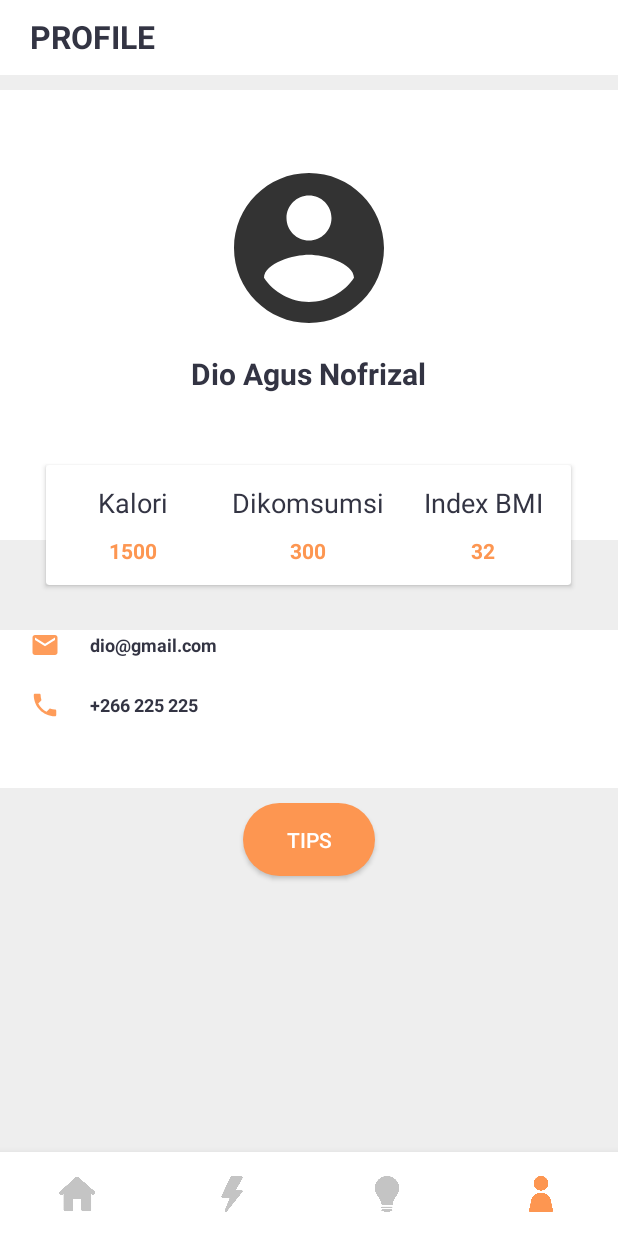
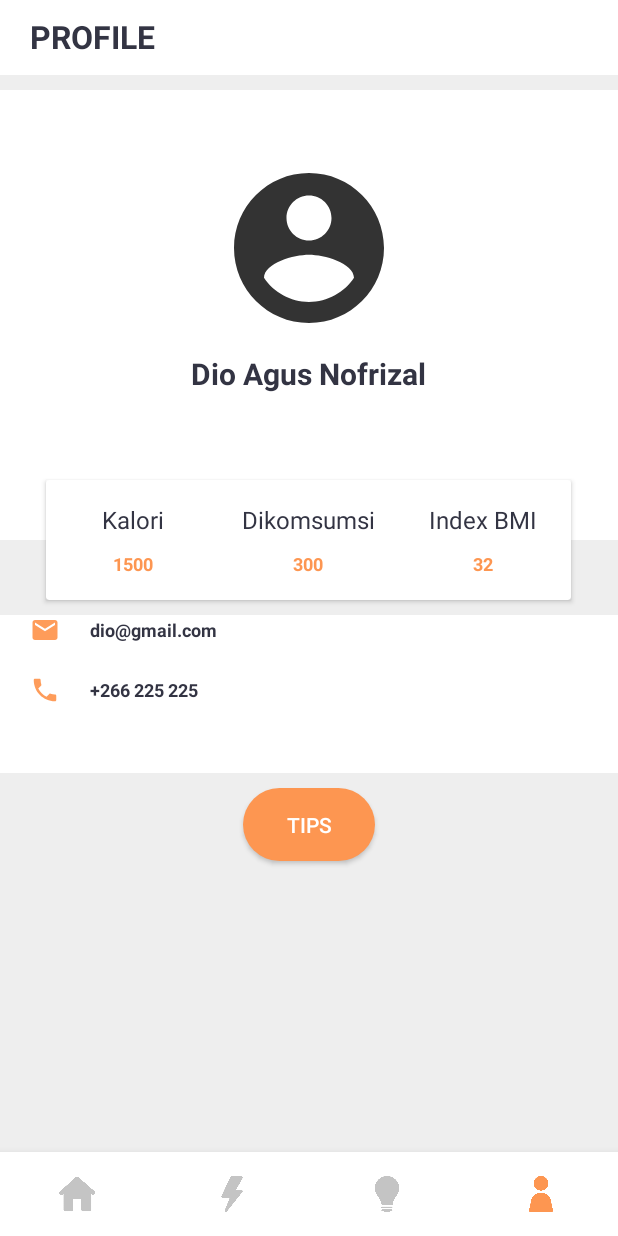
Before and after one commit to arrazyfathan/food-for-you, an Android app: the screen it shows after launch (MainActivity), item 4 of the bottom bar chosen, on a phone screen of 412 x 824 dp. Run offline under Robolectric (Android 15) with nearby library versions, the phone set to English and light mode, and no system bars.

Commit message:
update font

```diff
--- a/app/src/main/res/layout/fragment_profile.xml
+++ b/app/src/main/res/layout/fragment_profile.xml
@@ -57,7 +57,7 @@
             android:layout_width="350dp"
             android:layout_height="80dp"
             android:layout_centerHorizontal="true"
-            android:layout_marginTop="250dp">
+            android:layout_marginTop="260dp">
             <LinearLayout
                 android:layout_width="match_parent"
                 android:layout_height="match_parent"
@@ -73,7 +73,7 @@
                         android:layout_width="wrap_content"
                         android:layout_height="wrap_content"
                         android:text="Kalori"
-                        android:textSize="18sp"
+                        android:textSize="16sp"
                         android:textColor="@color/titleColor"
                         />
                     <TextView
@@ -81,7 +81,7 @@
                         android:layout_height="wrap_content"
                         android:text="1500"
                         android:textStyle="bold"
-                        android:textSize="14sp"
+                        android:textSize="12sp"
                         android:paddingTop="10dp"
                         android:textColor="@color/orange_color"/>
 
@@ -96,7 +96,7 @@
                         android:layout_width="wrap_content"
                         android:layout_height="wrap_content"
                         android:text="Dikomsumsi"
-                        android:textSize="18sp"
+                        android:textSize="16sp"
                         android:textColor="@color/titleColor"
                         />
                     <TextView
@@ -104,7 +104,7 @@
                         android:layout_height="wrap_content"
                         android:text="300"
                         android:textStyle="bold"
-                        android:textSize="14sp"
+                        android:textSize="12sp"
                         android:paddingTop="10dp"
                         android:textColor="@color/orange_color"/>
 
@@ -119,7 +119,7 @@
                         android:layout_width="wrap_content"
                         android:layout_height="wrap_content"
                         android:text="Index BMI"
-                        android:textSize="18sp"
+                        android:textSize="16sp"
                         android:textColor="@color/titleColor"
                         />
                     <TextView
@@ -127,7 +127,7 @@
                         android:layout_height="wrap_content"
                         android:text="32"
                         android:textStyle="bold"
-                        android:textSize="14sp"
+                        android:textSize="12sp"
                         android:paddingTop="10dp"
                         android:textColor="@color/orange_color"/>
 
@@ -141,7 +141,6 @@
         android:layout_height="105dp"
         android:orientation="vertical"
         android:layout_gravity="center"
-        android:layout_marginTop="10dp"
         android:background="@color/colorWhite">
         <LinearLayout
             android:orientation="horizontal"
```
